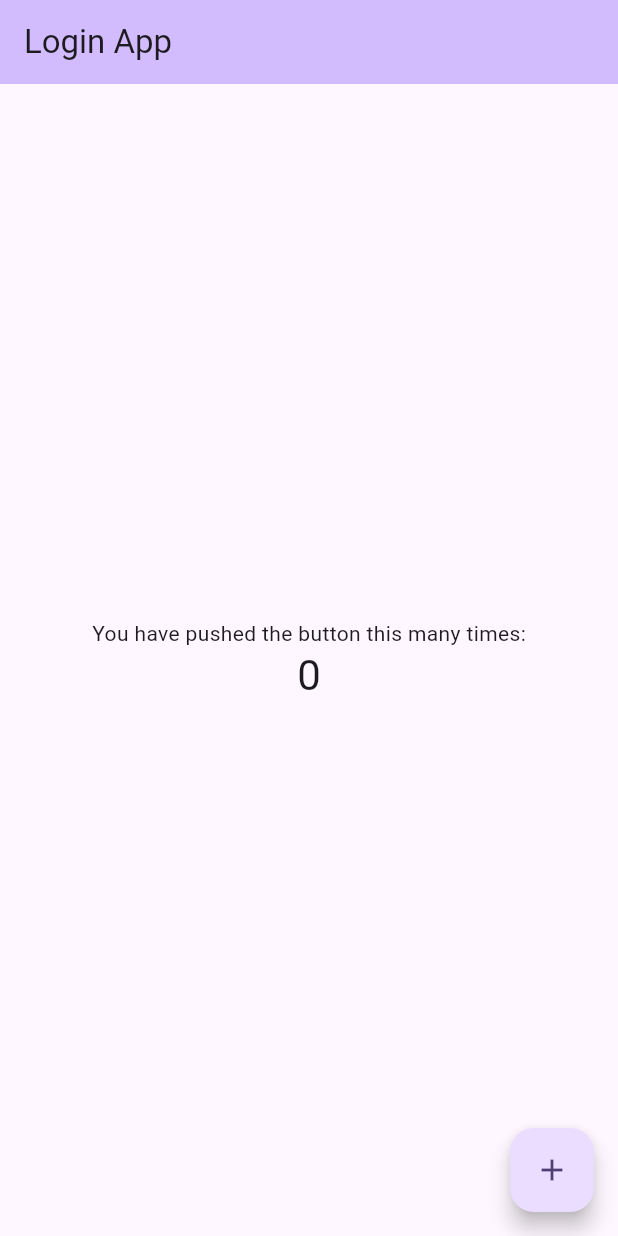
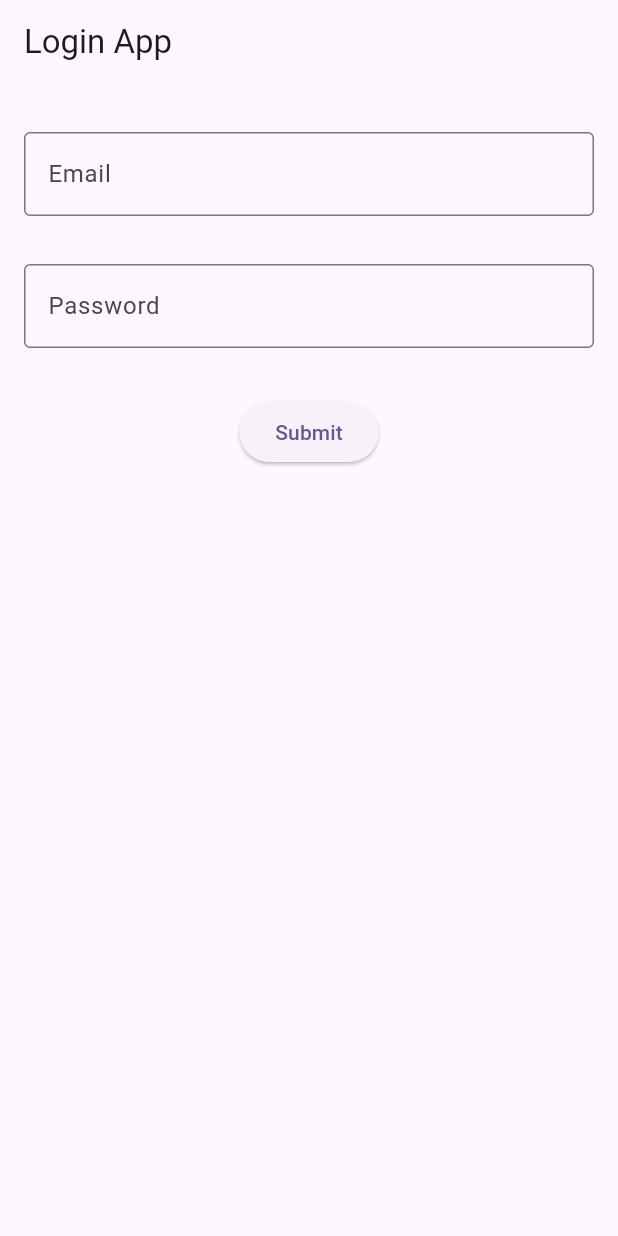
Before and after one commit to jimmy-kyalo/login_app, a Flutter app: the screen it shows after launch, on a phone screen of 412 x 824 dp. Run offline on Flutter 3.47's test engine with Material 2 defaults, Android fonts, the phone set to English and light mode, and no system bars.

```diff
--- a/lib/main.dart
+++ b/lib/main.dart
@@ -31,40 +31,118 @@ class Login extends StatefulWidget {
 }
 
 class _LoginState extends State<Login> {
-  int _counter = 0;
-
-  void _incrementCounter() {
-    setState(() {
-      _counter++;
-    });
-  }
+  final _formKey = GlobalKey<FormState>();
+  TextEditingController emailController = TextEditingController();
+  TextEditingController passwordController = TextEditingController();
 
   @override
   Widget build(BuildContext context) {
     return Scaffold(
       appBar: AppBar(
-        backgroundColor: Theme.of(context).colorScheme.inversePrimary,
         title: Text(widget.title),
       ),
-      body: Center(
-        child: Column(
-          mainAxisAlignment: MainAxisAlignment.center,
-          children: <Widget>[
-            const Text(
-              'You have pushed the button this many times:',
-            ),
-            Text(
-              '$_counter',
-              style: Theme.of(context).textTheme.headlineMedium,
-            ),
-          ],
+      body: Form(
+        key: _formKey,
+        child: Padding(
+          padding: const EdgeInsets.symmetric(horizontal: 8, vertical: 16),
+          child: Column(
+            crossAxisAlignment: CrossAxisAlignment.center,
+            children: [
+              Padding(
+                padding:
+                    const EdgeInsets.symmetric(horizontal: 8, vertical: 16),
+                child: TextFormField(
+                  controller: emailController,
+                  decoration: const InputDecoration(
+                      border: OutlineInputBorder(), labelText: "Email"),
+                  validator: (value) {
+                    if (value == null || value.isEmpty) {
+                      return 'Please enter your email';
+                    }
+                    return null;
+                  },
+                ),
+              ),
+              Padding(
+                padding:
+                    const EdgeInsets.symmetric(horizontal: 8, vertical: 16),
+                child: TextFormField(
+                  controller: passwordController,
+                  obscureText: true,
+                  decoration: const InputDecoration(
+                      border: OutlineInputBorder(), labelText: "Password"),
+                  validator: (value) {
+                    if (value == null || value.isEmpty) {
+                      return 'Please enter your password';
+                    }
+                    return null;
+                  },
+                ),
+              ),
+              Padding(
+                padding:
+                    const EdgeInsets.symmetric(horizontal: 8, vertical: 16.0),
+                child: Center(
+                  child: ElevatedButton(
+                    onPressed: () {
+                      if (_formKey.currentState!.validate()) {
+                        // Navigate the user to the Home page
+                        if (emailController.text == "jimmy@flutter.com" &&
+                            passwordController.text == "qwerty") {
+                          Navigator.push(
+                            context,
+                            MaterialPageRoute(
+                                builder: (context) => HomePage(
+                                      email: emailController.text,
+                                    )),
+                          );
+                        } else {
+                          ScaffoldMessenger.of(context).showSnackBar(
+                            const SnackBar(
+                                content: Text('Invalid Credentials')),
+                          );
+                        }
+                      } else {
+                        ScaffoldMessenger.of(context).showSnackBar(
+                          const SnackBar(content: Text('Please fill input')),
+                        );
+                      }
+                    },
+                    child: const Text('Submit'),
+                  ),
+                ),
+              ),
+            ],
+          ),
         ),
       ),
-      floatingActionButton: FloatingActionButton(
-        onPressed: _incrementCounter,
-        tooltip: 'Increment',
-        child: const Icon(Icons.add),
-      ), // This trailing comma makes auto-formatting nicer for build methods.
     );
   }
 }
+
+class HomePage extends StatelessWidget {
+  const HomePage({super.key, required this.email});
+
+  final String email;
+
+  @override
+  Widget build(BuildContext context) {
+    return Scaffold(
+        appBar: AppBar(
+          title: const Text('Home Page'),
+        ),
+        body: Column(
+          children: [
+            Text(email),
+            Center(
+              child: ElevatedButton(
+                onPressed: () {
+                  Navigator.pop(context);
+                },
+                child: const Text("Go back!"),
+              ),
+            ),
+          ],
+        ));
+  }
+}
```
